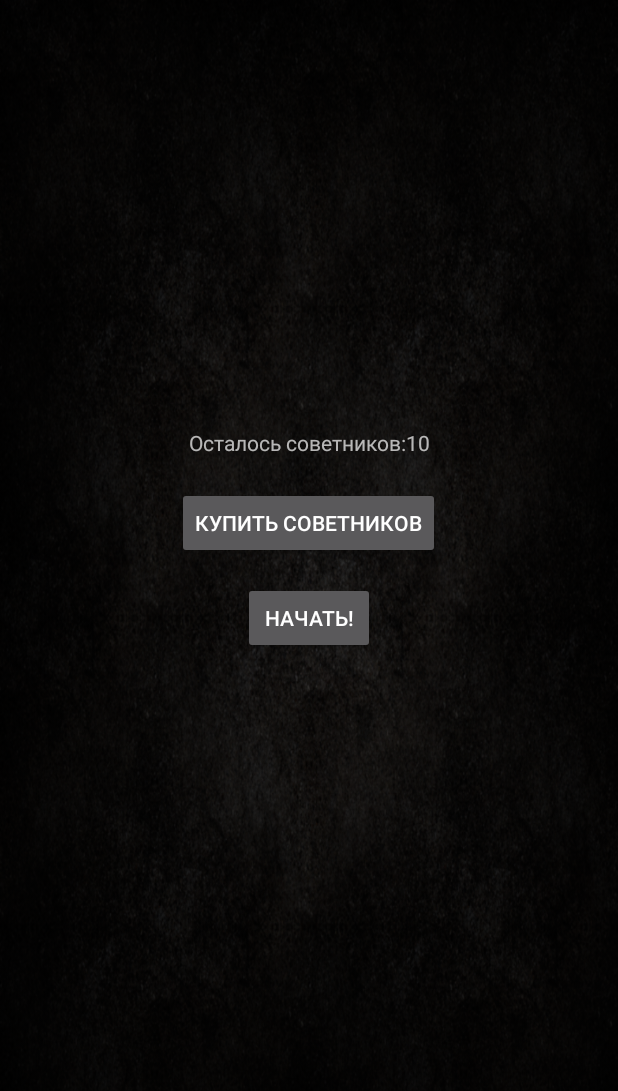
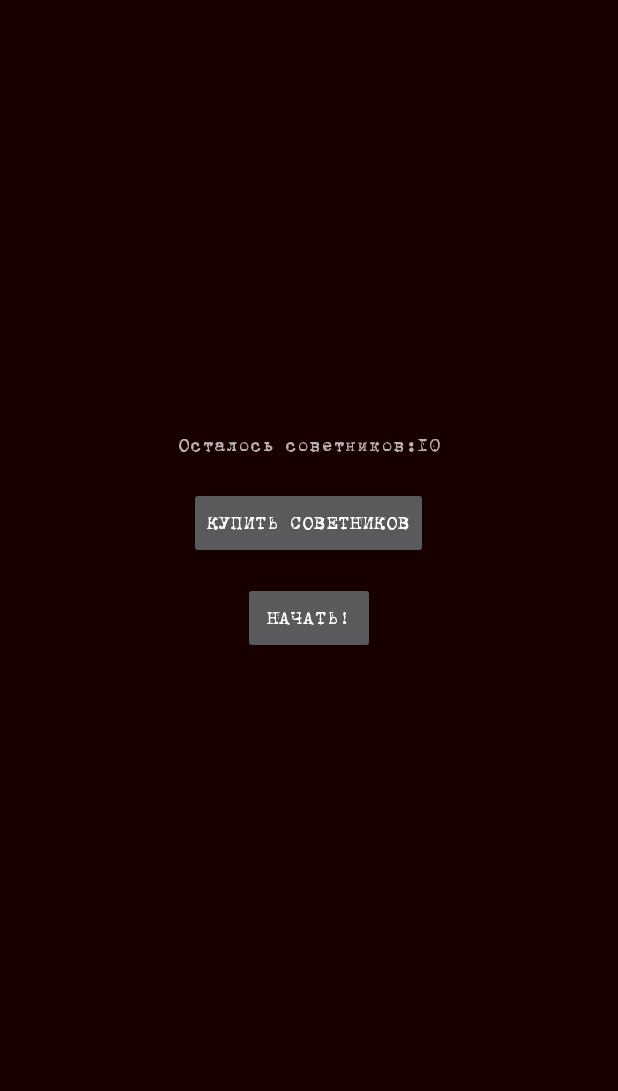
Before and after one commit to OlegLyamzin/GamePastWorld, an Android app: the screen it shows after launch (MainActivity), on a phone screen of 412 x 824 dp. Shown: the top 1091 px of the screen. Run offline under Robolectric (Android 15) with nearby library versions, the phone set to English and light mode, and no system bars.

Commit message:
changed design and added some images and fonts

```diff
--- /dev/null
+++ b/PastWorld/app/src/main/res/font/main_font.xml
@@ -0,0 +1,21 @@
+<?xml version="1.0" encoding="utf-8"?>
+<font-family xmlns:android="http://schemas.android.com/apk/res/android"
+    xmlns:app="http://schemas.android.com/apk/res-auto">
+    <font
+        android:fontStyle="normal"
+        android:fontWeight="400"
+        android:font="@font/b52"
+        app:fontStyle="normal"
+        app:fontWeight="400"
+        app:font="@font/b52"
+
+        />
+    <font
+        android:fontStyle="normal"
+        android:fontWeight="100"
+        android:font="@font/bptypewriteregularmine"
+        app:fontStyle="normal"
+        app:fontWeight="100"
+        app:font="@font/bptypewriteregularmine"
+        />
+</font-family>
--- a/PastWorld/app/src/main/res/layout/activity_main.xml
+++ b/PastWorld/app/src/main/res/layout/activity_main.xml
@@ -12,7 +12,7 @@
         android:id="@+id/relativeLayoutStart"
         android:layout_width="match_parent"
         android:layout_height="match_parent"
-        android:background="@drawable/background"
+        android:background="@color/backgroundTopAndBottom"
         tools:context="com.life.oleg.pastworld.view.StartActivity">
 
         <!-- The primary full-screen view. This can be replaced with whatever view
@@ -27,6 +27,7 @@
             android:layout_width="wrap_content"
             android:layout_height="wrap_content"
             android:layout_centerInParent="true"
+            android:fontFamily="@font/main_font"
             android:text="@string/start" />
 
         <Button
@@ -36,6 +37,7 @@
             android:layout_above="@+id/buttonStart"
             android:layout_centerHorizontal="true"
             android:layout_marginBottom="15dp"
+            android:fontFamily="@font/main_font"
             android:text="@string/buyCounselors" />
 
         <TextView
@@ -44,16 +46,17 @@
             android:layout_height="wrap_content"
             android:layout_above="@+id/buttonBuyCounselors"
             android:layout_centerHorizontal="true"
+            android:layout_marginBottom="20dp"
+            android:fontFamily="@font/main_font"
             android:gravity="center"
-            android:layout_marginBottom="20dp"
-            android:text="TextView" />
+            android:text="Добро пожаловать!" />
     </RelativeLayout>
 
     <RelativeLayout
         android:id="@+id/relativeLayoutGame"
         android:layout_width="match_parent"
         android:layout_height="match_parent"
-        android:background="@drawable/background">
+        android:background="@color/background_color">
 
         <LinearLayout
             android:id="@+id/linnerLayotTop"
@@ -76,6 +79,7 @@
                     android:layout_height="wrap_content"
                     android:layout_centerInParent="true"
                     android:layout_weight="1"
+                    android:fontFamily="@font/main_font"
                     android:gravity="center"
                     android:paddingRight="15dp"
                     android:text="@string/ecology" />
@@ -86,6 +90,7 @@
                     android:layout_height="wrap_content"
                     android:layout_centerInParent="true"
                     android:layout_weight="1"
+                    android:fontFamily="@font/main_font"
                     android:gravity="center"
                     android:paddingRight="15dp"
                     android:text="@string/people" />
@@ -96,6 +101,7 @@
                     android:layout_height="wrap_content"
                     android:layout_centerInParent="true"
                     android:layout_weight="1"
+                    android:fontFamily="@font/main_font"
                     android:gravity="center"
                     android:paddingRight="15dp"
                     android:text="@string/military" />
@@ -106,6 +112,7 @@
                     android:layout_height="wrap_content"
                     android:layout_centerInParent="true"
                     android:layout_weight="1"
+                    android:fontFamily="@font/main_font"
                     android:gravity="center"
                     android:paddingRight="15dp"
                     android:text="@string/money" />
@@ -311,6 +318,7 @@
                     android:id="@+id/textTask"
                     android:layout_width="match_parent"
                     android:layout_height="match_parent"
+                    android:fontFamily="@font/main_font"
                     android:gravity="center"
                     android:text="Hello World!"
                     android:textAlignment="center" />
@@ -336,6 +344,7 @@
             android:layout_width="match_parent"
             android:layout_height="wrap_content"
             android:layout_above="@+id/linerLayoutBottom"
+            android:fontFamily="@font/main_font"
             android:gravity="center"
             android:paddingBottom="20dp"
             android:paddingTop="10dp"
@@ -357,6 +366,7 @@
                 android:layout_width="match_parent"
                 android:layout_height="match_parent"
                 android:layout_weight="0"
+                android:fontFamily="@font/main_font"
                 android:gravity="center"
                 android:paddingBottom="10dp"
                 android:text="TextView"
@@ -382,7 +392,7 @@
                 android:layout_width="wrap_content"
                 android:layout_height="wrap_content"
                 android:adjustViewBounds="true"
-                app:srcCompat="@drawable/example_avatar" />
+                app:srcCompat="@drawable/avatar_governer" />
 
             <TextView
                 android:id="@+id/textLeftOpinion"
@@ -392,6 +402,8 @@
                 android:layout_alignTop="@+id/imagePerson"
                 android:layout_marginRight="25dp"
                 android:layout_marginTop="8dp"
+                android:fontFamily="@font/main_font"
+                android:textColor="@color/black"
                 android:text="TextView" />
 
             <TextView
@@ -402,6 +414,8 @@
                 android:layout_alignTop="@+id/imagePerson"
                 android:layout_marginLeft="25dp"
                 android:layout_marginTop="8dp"
+                android:fontFamily="@font/main_font"
+                android:textColor="@color/black"
                 android:text="TextView" />
 
         </RelativeLayout>
@@ -412,6 +426,7 @@
             android:layout_height="wrap_content"
             android:layout_alignParentBottom="true"
             android:layout_margin="4dp"
+            android:fontFamily="@font/main_font"
             android:text="Cоветник" />
 
     </RelativeLayout>
--- a/PastWorld/app/src/main/res/values/colors.xml
+++ b/PastWorld/app/src/main/res/values/colors.xml
@@ -6,7 +6,9 @@
     <!--<color name="colorBackground">#565354</color>-->
     <color name="accent_material_light">#3763e9</color>
     <color name="backNavBar">#75000000</color>
-    <color name="backgroundTopAndBottom">#2e3032</color>
+    <color name="backgroundTopAndBottom">#190000</color>
 
     <color name="black_overlay">#66000000</color>
+    <color name="black">#000000</color>
+    <color name="background_color">#5c5353</color>
 </resources>
```
Also changed, not shown: PastWorld/app/src/main/res/drawable/background_card.png, PastWorld/app/src/main/res/drawable/background_card_light.png (added), PastWorld/app/src/main/res/drawable/example_avatar.png (deleted), PastWorld/app/src/main/res/drawable/example_avatar2.png, PastWorld/app/src/main/res/drawable/logo.png, PastWorld/app/src/main/res/drawable/logo_round.png, PastWorld/app/src/main/res/font/b52.ttf (added), PastWorld/app/src/main/res/font/bptypewriteregularmine.ttf (added), 8 other files.
